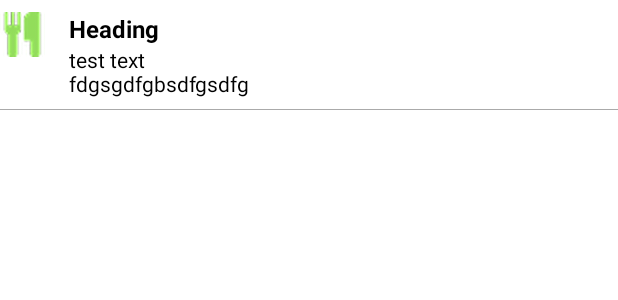
After one commit to aliahmedbd/EveryLife, an Android app: the layout item_tasks.xml on its own in the app's theme, with its tools: preview values and no code run, on a phone screen of 412 x 824 dp. The commit adds this screen. Shown: the top 300 px of the screen. Run offline under Robolectric (Android 15) with nearby library versions, the phone set to English and light mode, and no system bars.

Commit message:
Layout design completed

```diff
--- a/app/build.gradle
+++ b/app/build.gradle
@@ -55,6 +55,10 @@ dependencies {
     androidTestImplementation 'androidx.test.ext:junit:1.1.3'
     androidTestImplementation 'androidx.test.espresso:espresso-core:3.4.0'
 
+    //ViewModel + Lifecycle
+    implementation "androidx.lifecycle:lifecycle-viewmodel:$lifecycle_version"
+    implementation "androidx.lifecycle:lifecycle-viewmodel-ktx:$lifecycle_version"
+
     //KOIN Dependency
     implementation "io.insert-koin:koin-core:$koin_version"
     implementation "io.insert-koin:koin-android:$koin_version"
@@ -73,6 +77,4 @@ dependencies {
     implementation "androidx.room:room-runtime:$room_version"
     kapt "androidx.room:room-compiler:$room_version"
     implementation "androidx.room:room-ktx:$room_version"
-    testImplementation "androidx.room:room-testing:$room_version"
-    androidTestImplementation "androidx.room:room-testing:$room_version"
 }
--- a/app/src/main/java/com/aliahmed/everylife/model/Events.kt
+++ b/app/src/main/java/com/aliahmed/everylife/model/Events.kt
@@ -11,7 +11,7 @@ data class Events(
     @PrimaryKey(autoGenerate = false)
     @ColumnInfo(name = "id")
     @SerializedName("id")
-    val id: Int? = null,
+    val id: Int,
 
     @ColumnInfo(name = "name")
     @SerializedName("name")
--- /dev/null
+++ b/app/src/main/res/drawable/bottom_line.xml
@@ -0,0 +1,15 @@
+<?xml version="1.0" encoding="utf-8"?>
+<layer-list xmlns:android="http://schemas.android.com/apk/res/android" >
+
+    <item>
+        <shape android:shape="rectangle" >
+            <solid android:color="#AAAAAA" />
+        </shape>
+    </item>
+    <item android:bottom="1dp">
+        <shape android:shape="rectangle" >
+            <solid android:color="#FFFFFF" />
+        </shape>
+    </item>
+
+</layer-list>
--- /dev/null
+++ b/app/src/main/res/layout/item_tasks.xml
@@ -0,0 +1,43 @@
+<?xml version="1.0" encoding="utf-8"?>
+<androidx.constraintlayout.widget.ConstraintLayout xmlns:android="http://schemas.android.com/apk/res/android"
+    xmlns:app="http://schemas.android.com/apk/res-auto"
+    xmlns:tools="http://schemas.android.com/tools"
+    android:layout_width="match_parent"
+    android:layout_height="wrap_content"
+    android:background="@drawable/bottom_line"
+    android:paddingBottom="8sp">
+
+    <ImageView
+        android:id="@+id/imageView"
+        android:layout_width="30sp"
+        android:layout_height="30sp"
+        android:layout_marginTop="8sp"
+        android:src="@mipmap/nutrition"
+        app:layout_constraintStart_toStartOf="parent"
+        app:layout_constraintTop_toTopOf="parent" />
+
+    <TextView
+        android:id="@+id/txtHeading"
+        android:layout_width="0dp"
+        android:layout_height="wrap_content"
+        android:layout_marginStart="16dp"
+        android:layout_marginTop="8dp"
+        android:text="Heading"
+        android:textColor="@color/black"
+        android:textSize="16sp"
+        android:textStyle="bold"
+        app:layout_constraintEnd_toEndOf="parent"
+        app:layout_constraintStart_toEndOf="@+id/imageView"
+        app:layout_constraintTop_toTopOf="parent" />
+
+    <TextView
+        android:layout_width="0sp"
+        android:layout_height="wrap_content"
+        android:layout_marginStart="16sp"
+        android:text="test text\nfdgsgdfg\bsdfgsdfg"
+        android:textColor="@color/black"
+        app:layout_constraintEnd_toEndOf="parent"
+        app:layout_constraintStart_toEndOf="@+id/imageView"
+        app:layout_constraintTop_toBottomOf="@+id/txtHeading" />
+
+</androidx.constraintlayout.widget.ConstraintLayout>
--- a/app/src/main/res/values/colors.xml
+++ b/app/src/main/res/values/colors.xml
@@ -7,4 +7,5 @@
     <color name="teal_700">#FF018786</color>
     <color name="black">#FF000000</color>
     <color name="white">#FFFFFFFF</color>
+    <color name="background_color">#AAAAAA</color>
 </resources>
--- a/app/src/main/res/values/strings.xml
+++ b/app/src/main/res/values/strings.xml
@@ -1,3 +1,7 @@
 <resources>
     <string name="app_name">EveryLife</string>
+    <string name="medication">medication</string>
+    <string name="hydration">Hydration</string>
+    <string name="nutrition">Nutrition</string>
+    <string name="general">General</string>
 </resources>
--- a/build.gradle
+++ b/build.gradle
@@ -10,8 +10,9 @@ buildscript {
         okhttpLoggingVersion = '4.7.2'
         navigationVersion = '2.4.2'
         truthVersion = '0.42'
-        coroutinesVersion = "1.4.2"
-        room_version = '2.4.1'
+        coroutinesVersion = "1.6.4"
+        lifecycle_version = "2.4.0"
+        room_version = '2.4.3'
     }
 }
 
```
Also changed, not shown: app/src/main/res/layout/activity_main.xml (+70 -6 lines).
